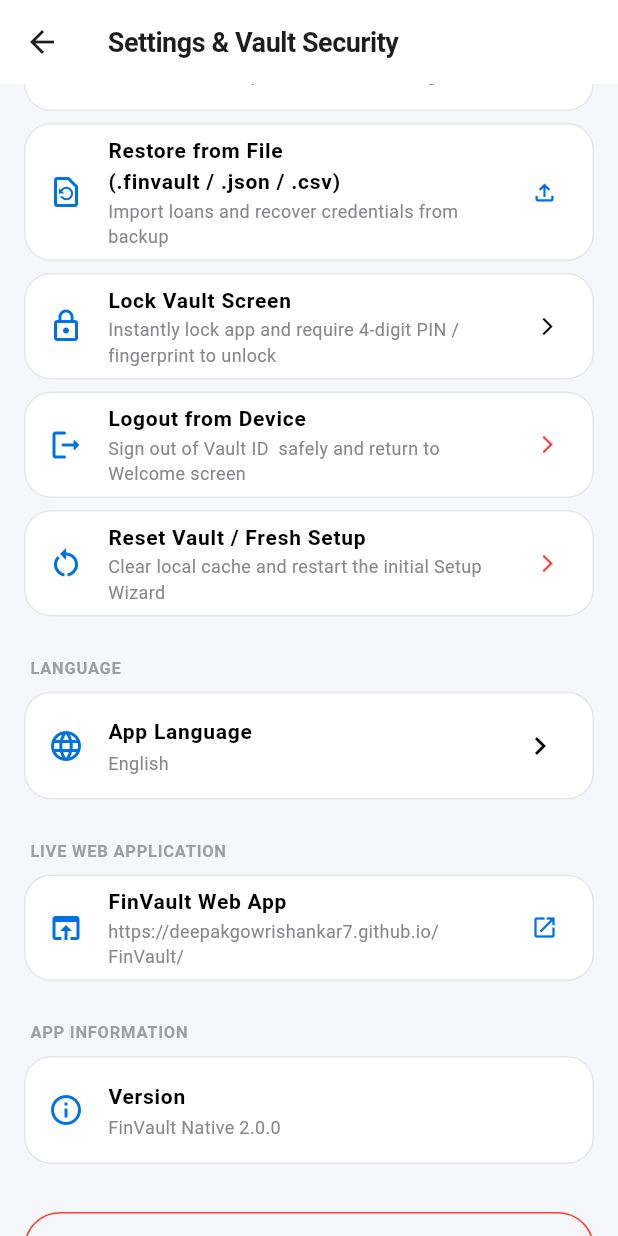
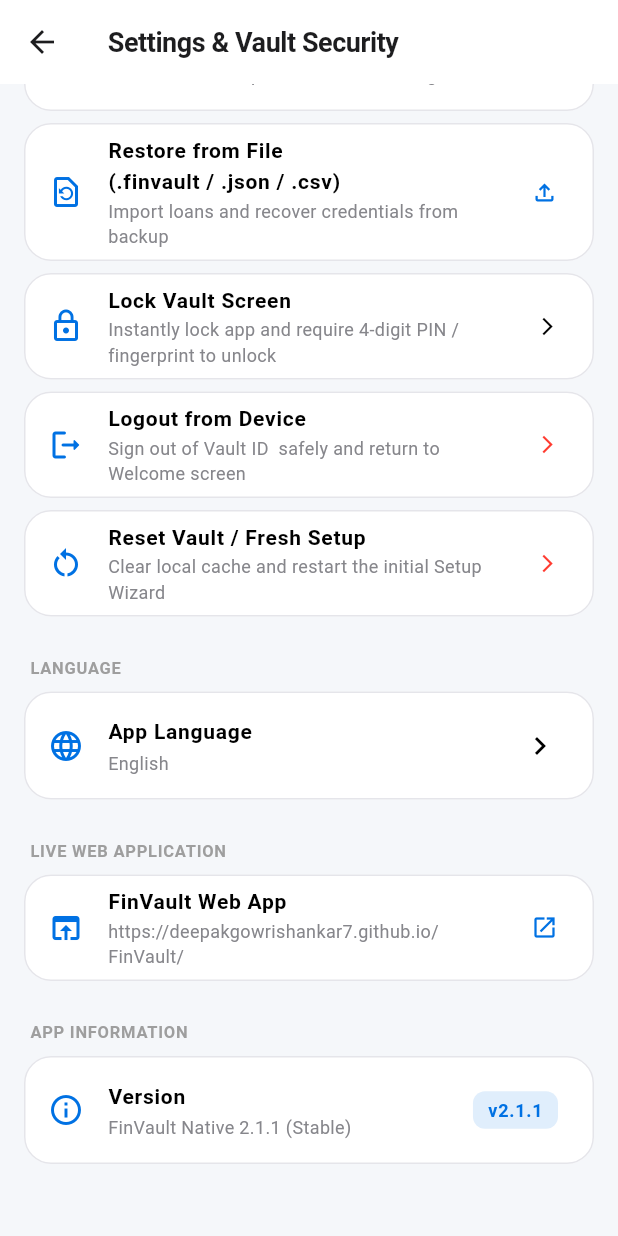
Before and after one commit to deepakgowrishankar7/FinVault, a Flutter app: the SettingsScreen screen opened directly with empty values, scrolled down 762 dp, on a phone screen of 412 x 824 dp. Run offline on Flutter 3.47's test engine with Material 3 defaults, Android fonts, the light colour scheme and no system bars; our stand-ins replace file_picker, image_picker, local_auth, pdf, printing, qr_flutter and 3 more; accounts and stored records are empty; project files that could hold a hidden picture were left out.

Commit message:
Update Settings App Info version to v2.1.1 dynamic constant and remove obsolete combined bottom button

```diff
--- a/mobile/lib/theme/fin_theme.dart
+++ b/mobile/lib/theme/fin_theme.dart
@@ -1,6 +1,10 @@
 import 'package:flutter/material.dart';
 
 class FinTheme {
+  // App Version Info
+  static const String appVersion = "v2.1.1";
+  static const String appVersionName = "FinVault Native 2.1.1 (Stable)";
+
   // Brand Colors (Apple & FinVault Palette)
   static const Color primary = Color(0xFF0071E3);       // Apple Electric Blue
   static const Color primaryDark = Color(0xFF0056B3);
--- a/mobile/lib/views/settings/settings_screen.dart
+++ b/mobile/lib/views/settings/settings_screen.dart
@@ -573,7 +573,22 @@
           _buildTile(
             icon: Icons.info_outline,
             title: _t('version'),
-            subtitle: "FinVault Native 2.0.0",
+            subtitle: FinTheme.appVersionName,
+            trailing: Container(
+              padding: const EdgeInsets.symmetric(horizontal: 10, vertical: 4),
+              decoration: BoxDecoration(
+                color: FinTheme.primary.withOpacity(0.12),
+                borderRadius: BorderRadius.circular(8),
+              ),
+              child: const Text(
+                FinTheme.appVersion,
+                style: TextStyle(
+                  color: FinTheme.primary,
+                  fontWeight: FontWeight.bold,
+                  fontSize: 12,
+                ),
+              ),
+            ),
             isDark: isDark,
           ),
           if (_settings.vaultId.isNotEmpty)
@@ -584,26 +599,6 @@
               isDark: isDark,
             ),
 
-          const SizedBox(height: 24),
-
-          // Lock Vault Button
-          SizedBox(
-            width: double.infinity,
-            child: OutlinedButton.icon(
-              onPressed: () {
-                Navigator.pushReplacement(
-                  context,
-                  MaterialPageRoute(builder: (context) => const PasscodeScreen()),
-                );
-              },
-              icon: const Icon(Icons.lock, color: FinTheme.danger),
-              label: Text(_t('lock_vault_logout'), style: TextStyle(color: FinTheme.danger, fontWeight: FontWeight.bold)),
-              style: OutlinedButton.styleFrom(
-                side: const BorderSide(color: FinTheme.danger),
-                padding: const EdgeInsets.symmetric(vertical: 14),
-              ),
-            ),
-          ),
           const SizedBox(height: 24),
         ],
       ),
```
